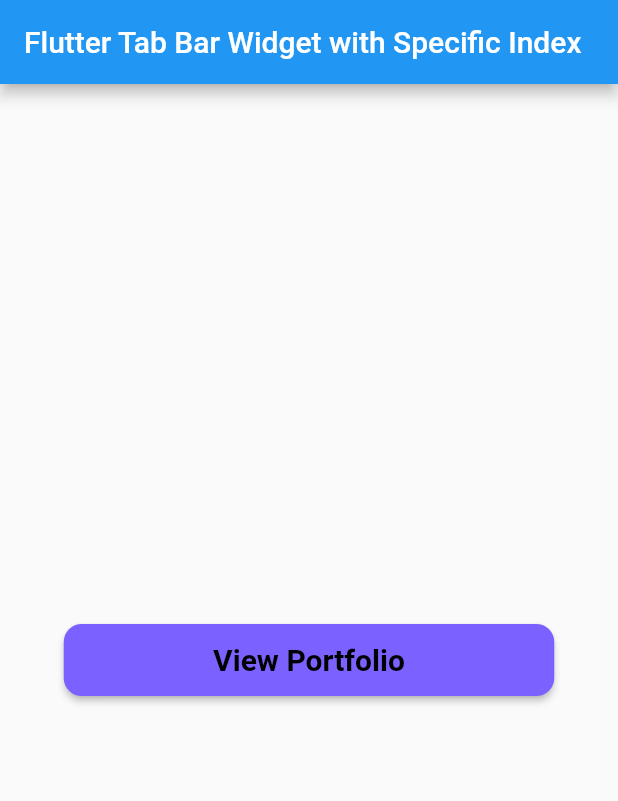
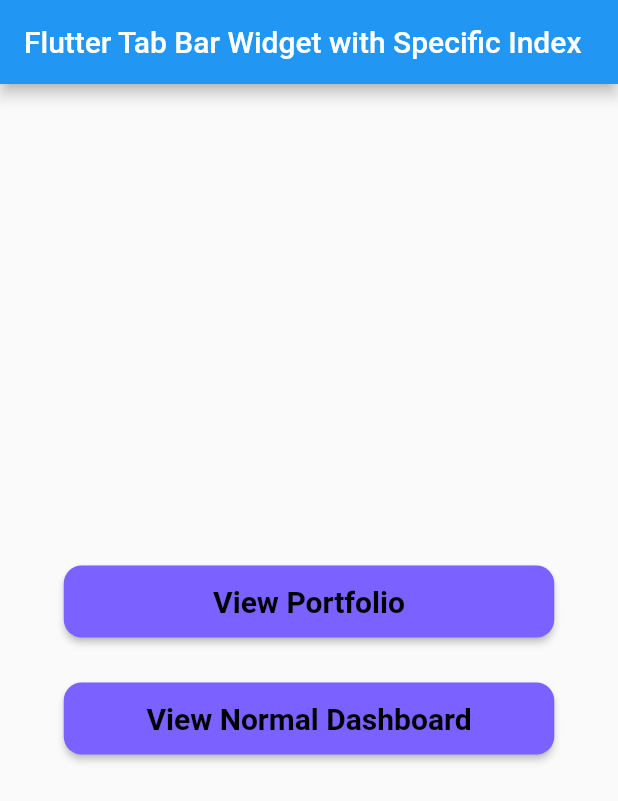
Before and after one commit to ChukwumekaAugustineAnoliefo/nav_from_a_diff_screen_to_a_specific_tab_index_in-_a_dashboard, a Flutter app: the screen it shows after launch, on a phone screen of 412 x 824 dp. Shown: the top 801 px of the screen. Run offline on Flutter 3.47's test engine with Material 2 defaults, Android fonts, the phone set to English and light mode, and no system bars; our stand-ins replace font_awesome_flutter.

Commit message:
view normal dashboard button with route to the home of the dashboard while view portfolio routes to the view portfolio page of index 2

```diff
--- a/lib/home_page.dart
+++ b/lib/home_page.dart
@@ -1,5 +1,6 @@
 import 'package:flutter/material.dart';
 import 'package:nav_to_specific_tab_from_a_diff_screen/dashboardFeature/dashboard.dart';
+import 'package:nav_to_specific_tab_from_a_diff_screen/dashboardFeature/dashboard_portfolio_page.dart';
 
 class MyHomePage extends StatefulWidget {
   const MyHomePage({Key? key, required this.title}) : super(key: key);
@@ -11,6 +12,9 @@ class MyHomePage extends StatefulWidget {
 }
 
 class _MyHomePageState extends State<MyHomePage> {
+  final List<Widget> screens = [
+    Portfolio(),
+  ];
   @override
   Widget build(BuildContext context) {
     return Scaffold(
@@ -36,8 +40,14 @@ class _MyHomePageState extends State<MyHomePage> {
                         MaterialStateProperty.all<Color>(Color(0xFF7B61FF)),
                     alignment: Alignment.center),
                 onPressed: () {
-                  Navigator.push(context,
-                      MaterialPageRoute(builder: (context) => Dashboard()));
+                  Navigator.push(
+                    context,
+                    MaterialPageRoute(
+                      builder: (context) => Dashboard(
+                        currentProfileTab: 2,
+                      ),
+                    ),
+                  );
                 },
                 child: Text(
                     style: TextStyle(
@@ -49,6 +59,41 @@ class _MyHomePageState extends State<MyHomePage> {
                     'View Portfolio'),
               ),
             ),
+            SizedBox(
+              height: 30,
+            ),
+            SizedBox(
+              height: 48,
+              width: 327,
+              child: ElevatedButton(
+                style: ButtonStyle(
+                    shape: MaterialStateProperty.all(
+                      RoundedRectangleBorder(
+                        // Change your radius here
+                        borderRadius: BorderRadius.circular(12),
+                      ),
+                    ),
+                    backgroundColor:
+                        MaterialStateProperty.all<Color>(Color(0xFF7B61FF)),
+                    alignment: Alignment.center),
+                onPressed: () {
+                  Navigator.push(
+                    context,
+                    MaterialPageRoute(
+                      builder: (context) => Dashboard(currentTab: 0),
+                    ),
+                  );
+                },
+                child: Text(
+                    style: TextStyle(
+                      fontWeight: FontWeight.bold,
+                      fontSize: 20,
+                      color: Colors.black,
+                      // backgroundColor: Color(0x7B61FF)
+                    ),
+                    'View Normal Dashboard'),
+              ),
+            ),
           ],
         ),
       ),
```
Also changed, not shown: lib/dashboardFeature/dashboard.dart (+49 -17 lines).
